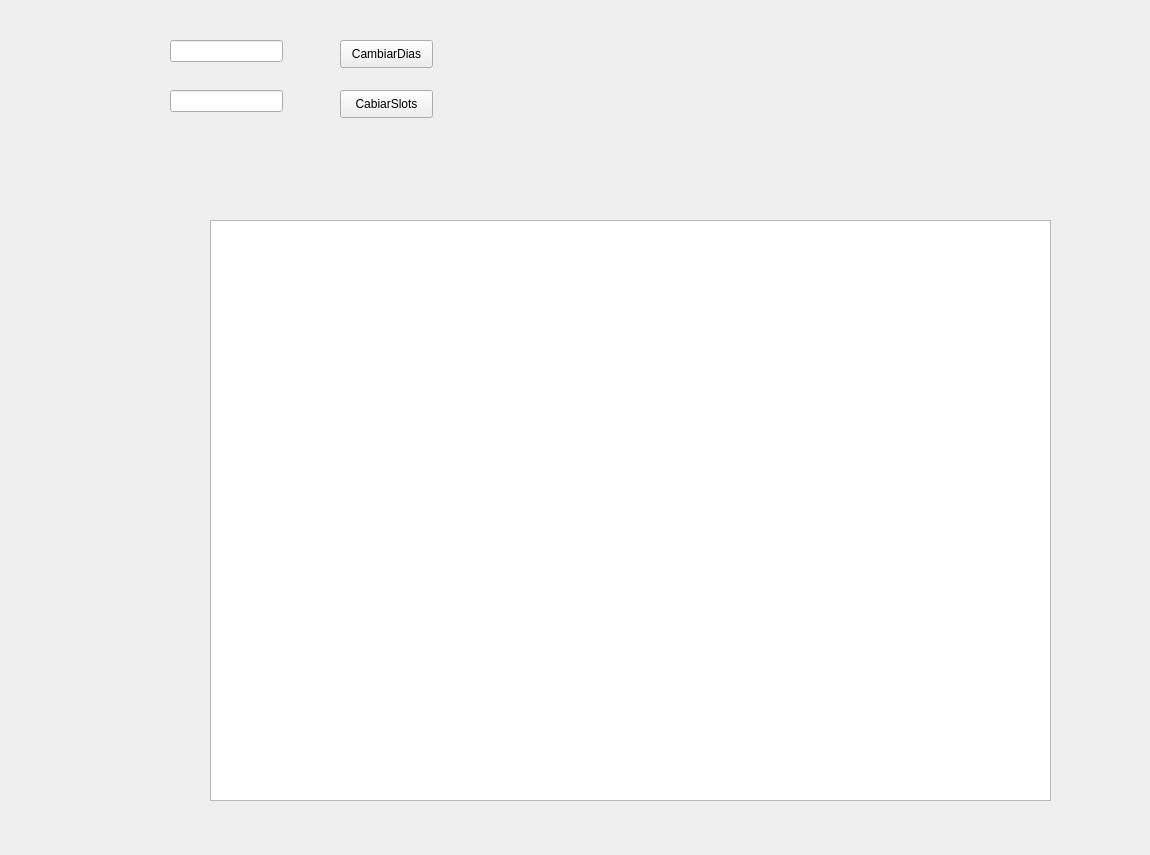
tfgapp/tfg, file TFGapp/TFGapp/PreBack.ui: the form before one commit.
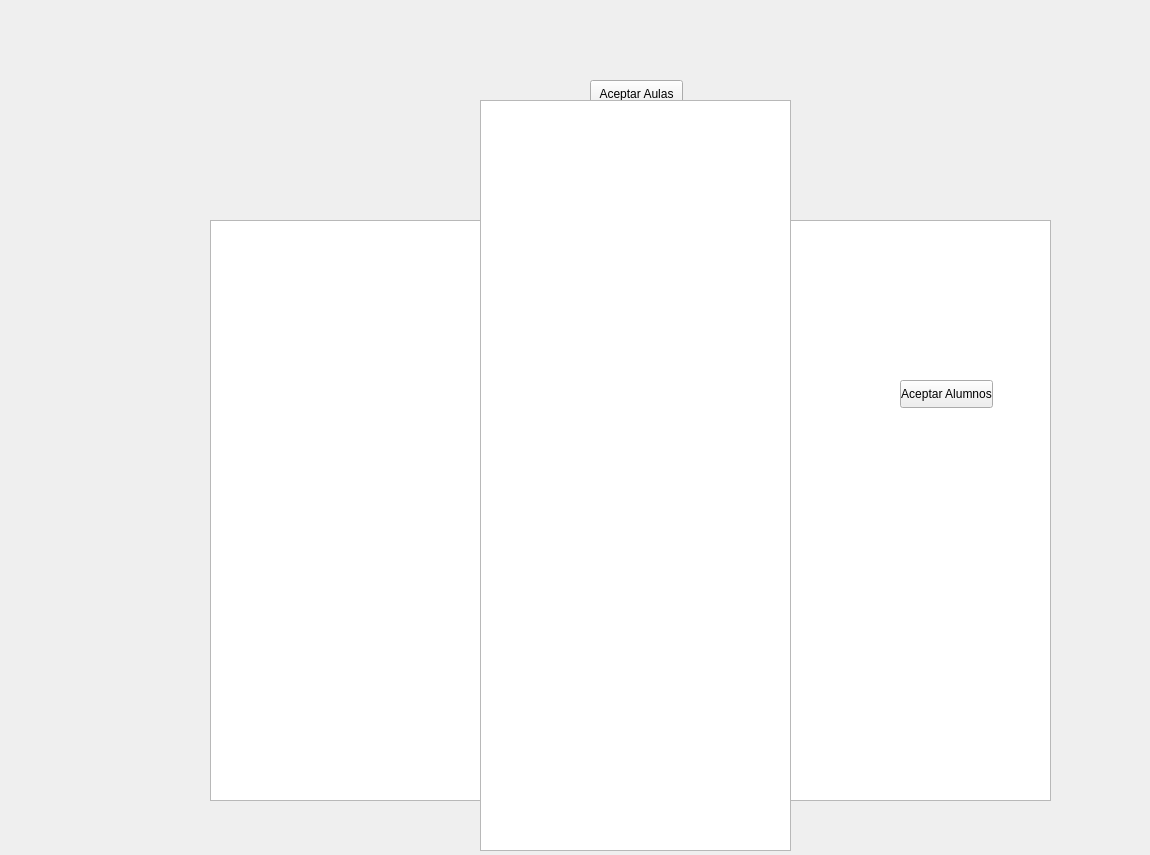
The form after the commit.

Diff of the .ui file:
```diff
--- a/TFGapp/TFGapp/PreBack.ui
+++ b/TFGapp/TFGapp/PreBack.ui
@@ -38,48 +38,59 @@
   <widget class="QPushButton" name="aceptarDias">
    <property name="geometry">
     <rect>
-     <x>340</x>
-     <y>40</y>
+     <x>590</x>
+     <y>80</y>
      <width>93</width>
      <height>28</height>
     </rect>
    </property>
    <property name="text">
-    <string>CambiarDias</string>
+    <string>Aceptar Aulas</string>
    </property>
   </widget>
-  <widget class="QPushButton" name="aceptarSlots">
+  <widget class="QLabel" name="label">
    <property name="geometry">
     <rect>
-     <x>340</x>
-     <y>90</y>
-     <width>93</width>
-     <height>28</height>
+     <x>220</x>
+     <y>155</y>
+     <width>831</width>
+     <height>51</height>
     </rect>
    </property>
+   <property name="font">
+    <font>
+     <pointsize>10</pointsize>
+    </font>
+   </property>
    <property name="text">
-    <string>CabiarSlots</string>
+    <string>Introduce las aulas en los slots de cada día</string>
    </property>
+   <property name="alignment">
+    <set>Qt::AlignCenter</set>
+   </property>
   </widget>
-  <widget class="QLineEdit" name="textoDias">
+  <widget class="QListWidget" name="listaAlumnos">
    <property name="geometry">
     <rect>
-     <x>170</x>
-     <y>40</y>
-     <width>113</width>
-     <height>22</height>
+     <x>480</x>
+     <y>100</y>
+     <width>311</width>
+     <height>751</height>
     </rect>
    </property>
   </widget>
-  <widget class="QLineEdit" name="textoSlots">
+  <widget class="QPushButton" name="aceptarAlumnos">
    <property name="geometry">
     <rect>
-     <x>170</x>
-     <y>90</y>
-     <width>113</width>
-     <height>22</height>
+     <x>900</x>
+     <y>380</y>
+     <width>93</width>
+     <height>28</height>
     </rect>
    </property>
+   <property name="text">
+    <string>Aceptar Alumnos</string>
+   </property>
   </widget>
  </widget>
  <layoutdefault spacing="6" margin="11"/>
```
Left out of the diff: 28 changed lines with no effect on the pictures.
